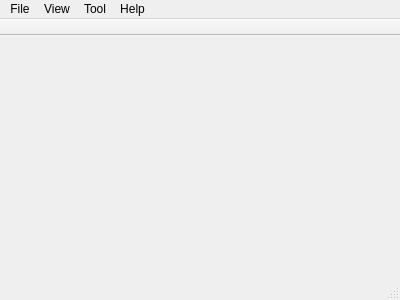
Above: woterm/qwomainwindow.ui from aoyiduo/woterm before the change. Below: the same form after it.
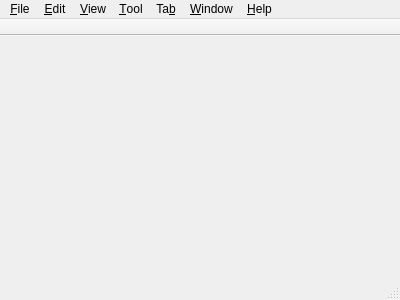
That is the form after the change. Icons and pictures are not drawn.

```diff
--- a/woterm/qwomainwindow.ui
+++ b/woterm/qwomainwindow.ui
@@ -38,7 +38,7 @@
      <bool>true</bool>
     </property>
     <property name="title">
-     <string>File</string>
+     <string>&amp;File</string>
     </property>
     <widget class="QMenu" name="menuOpen">
      <property name="title">
@@ -67,14 +67,14 @@
    </widget>
    <widget class="QMenu" name="menuView">
     <property name="title">
-     <string>View</string>
+     <string>&amp;View</string>
     </property>
     <addaction name="actionToolBar"/>
     <addaction name="actionSessionList"/>
    </widget>
    <widget class="QMenu" name="menuTool">
     <property name="title">
-     <string>Tool</string>
+     <string>&amp;Tool</string>
     </property>
     <widget class="QMenu" name="menuGlobal_option">
      <property name="title">
@@ -93,7 +93,7 @@
    </widget>
    <widget class="QMenu" name="menuHelp">
     <property name="title">
-     <string>Help</string>
+     <string>&amp;Help</string>
     </property>
     <addaction name="actionWetsite"/>
     <addaction name="actionDocument"/>
@@ -102,9 +102,51 @@
     <addaction name="actionPurchaseLicense"/>
     <addaction name="actionUpgrade"/>
    </widget>
+   <widget class="QMenu" name="menuEdit">
+    <property name="title">
+     <string>&amp;Edit</string>
+    </property>
+    <addaction name="actionCopy"/>
+    <addaction name="actionPaste"/>
+    <addaction name="actionPasteSelectionText"/>
+    <addaction name="separator"/>
+    <addaction name="actionSelectAll"/>
+    <addaction name="separator"/>
+    <addaction name="actionFind"/>
+    <addaction name="actionFindNext"/>
+    <addaction name="actionFindPrevious"/>
+    <addaction name="actionFindAll"/>
+    <addaction name="separator"/>
+    <addaction name="actionClearScreen"/>
+    <addaction name="actionClearHistory"/>
+    <addaction name="actionClearAll"/>
+    <addaction name="separator"/>
+    <addaction name="actionResetWindowSize"/>
+   </widget>
+   <widget class="QMenu" name="menuTab">
+    <property name="title">
+     <string>Ta&amp;b</string>
+    </property>
+    <addaction name="actionTabClose"/>
+    <addaction name="actionLeftTabClose"/>
+    <addaction name="actionRightTabClose"/>
+    <addaction name="actionOtherTabClose"/>
+    <addaction name="actionAllTabClose"/>
+   </widget>
+   <widget class="QMenu" name="menuWindow">
+    <property name="title">
+     <string>&amp;Window</string>
+    </property>
+    <addaction name="actionTopAlway"/>
+    <addaction name="actionTrayMode"/>
+    <addaction name="actionTranslucent"/>
+   </widget>
    <addaction name="menuFile"/>
+   <addaction name="menuEdit"/>
    <addaction name="menuView"/>
    <addaction name="menuTool"/>
+   <addaction name="menuTab"/>
+   <addaction name="menuWindow"/>
    <addaction name="menuHelp"/>
   </widget>
   <widget class="QToolBar" name="mainToolBar">
```
Left out of the diff: 213 changed lines with no effect on the pictures.
